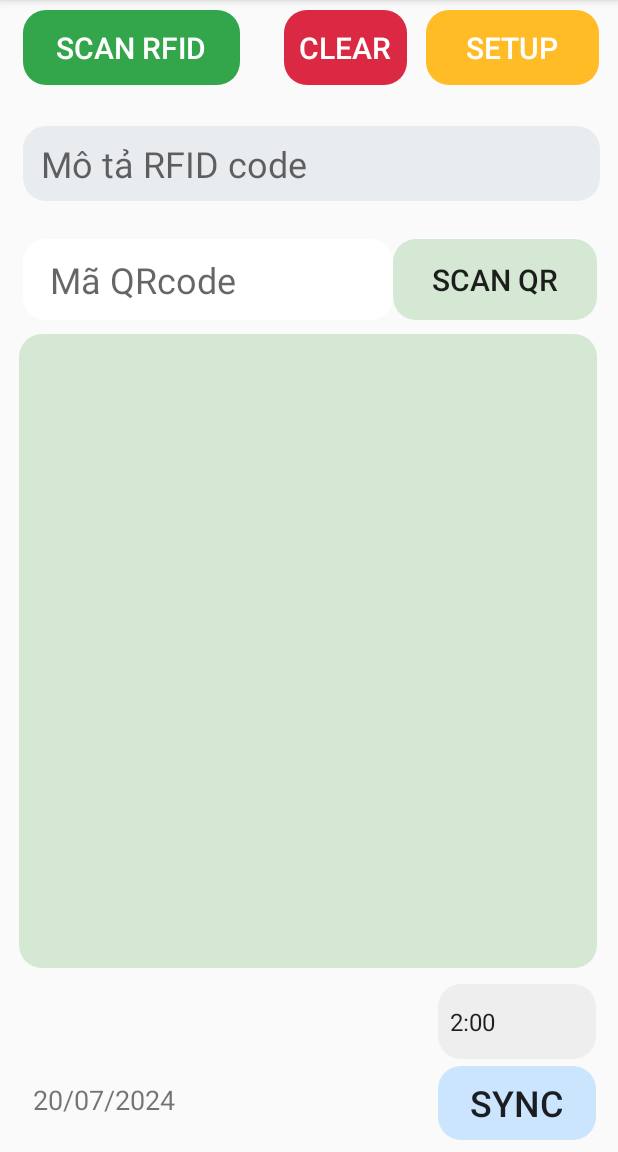
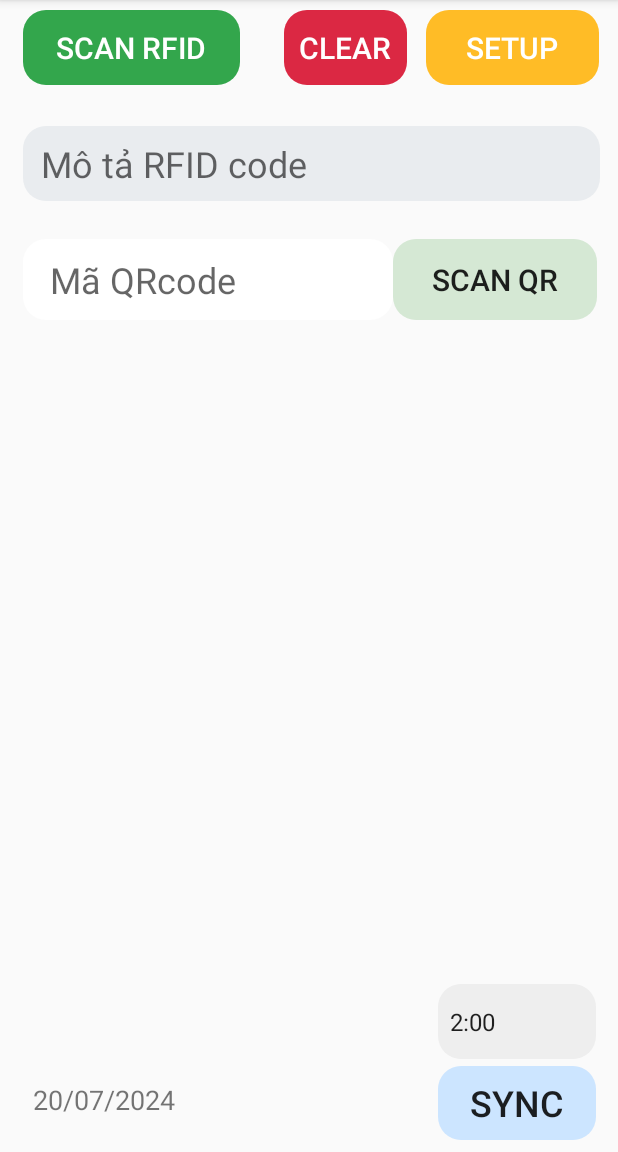
Before and after one commit to AnTrieu/logsheet_QR_RFID, an Android app: the screen it shows after launch (MainActivity), on a phone screen of 412 x 824 dp, the part 84-1236 px from its top. Run offline under Robolectric (Android 15) with nearby library versions, the phone set to English and light mode, and no system bars; libraries missing offline, so code that uses them is left out: com.rscja.barcode, com.rscja.deviceapi; 5 statements that could not run were skipped.

Commit message:
#Hoàn thành phần Layout

```diff
--- a/app/src/main/res/layout/activity_main.xml
+++ b/app/src/main/res/layout/activity_main.xml
@@ -218,7 +218,6 @@
     <ScrollView
         android:layout_width="0dp"
         android:layout_height="0dp"
-        android:backgroundTint="#d5e8d4"
         android:background="@drawable/rounded_square"
         app:layout_constraintBottom_toTopOf="@+id/guideline9"
         app:layout_constraintEnd_toStartOf="@+id/guideline12"
```
